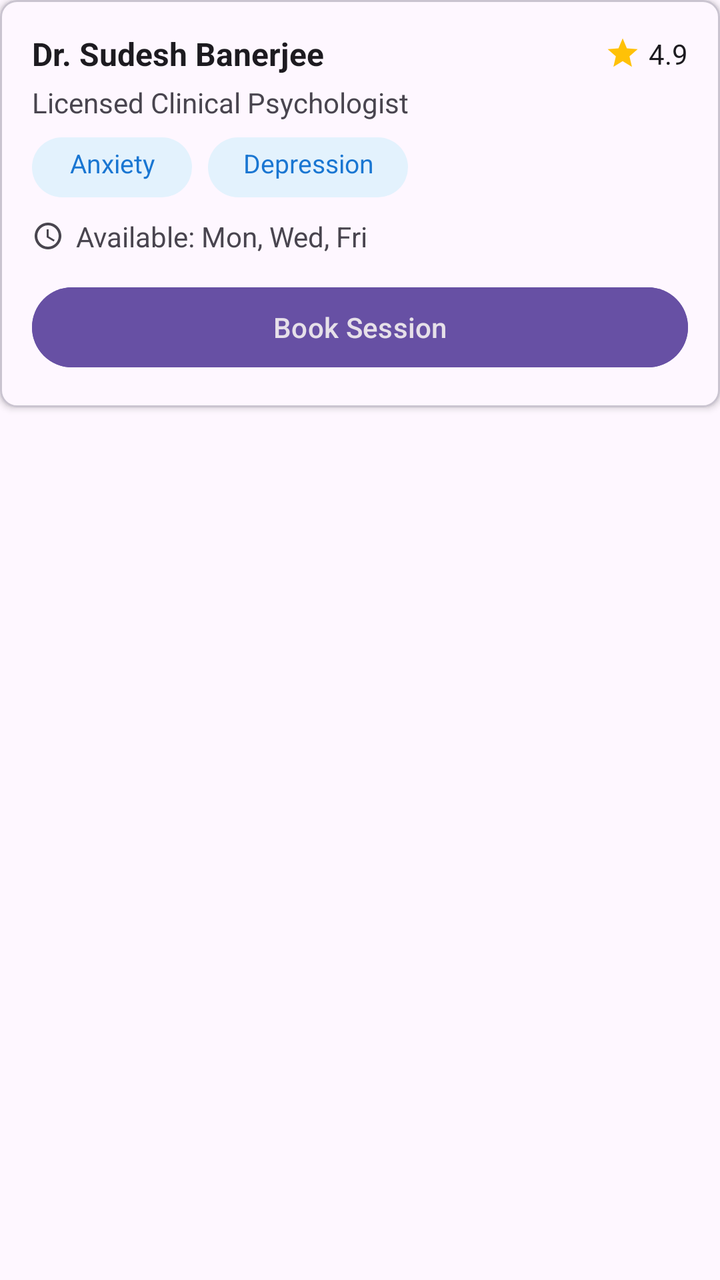
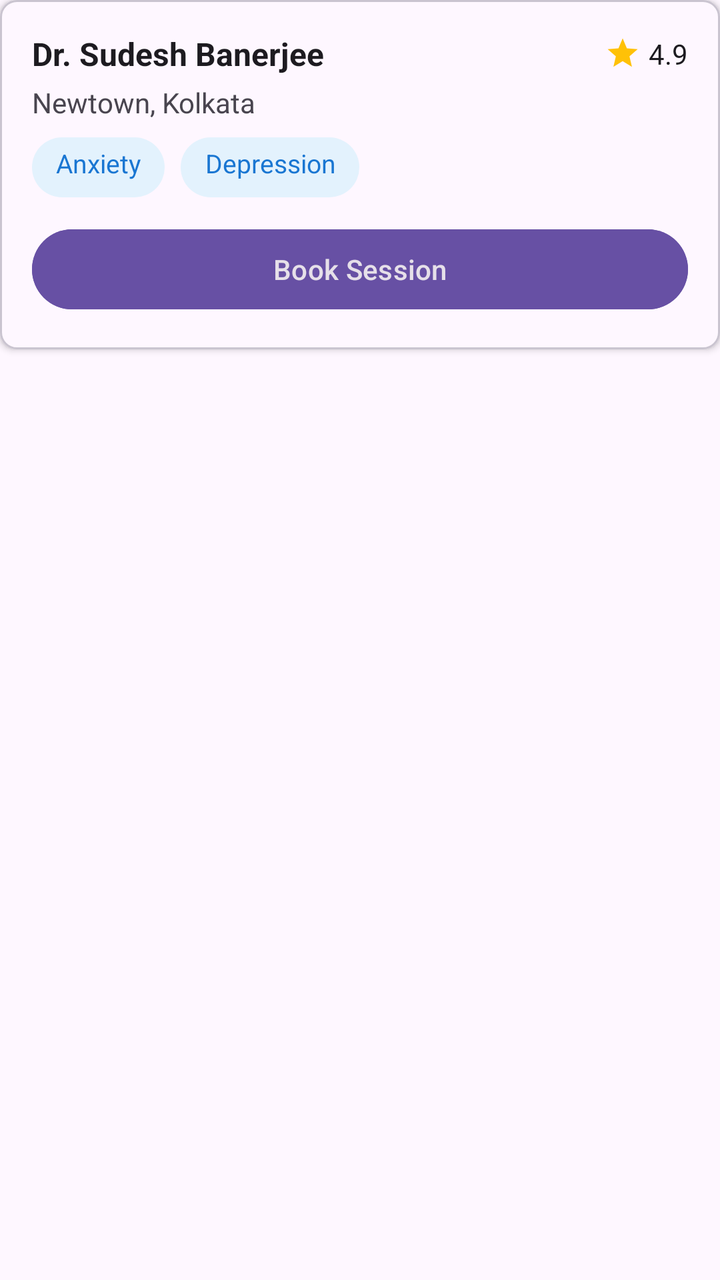

Two renders of the same Android screen: before a commit and after it. Below are the layout's source before the change and the commit's diff.
<!-- AndroidManifest.xml: application theme Theme.ThodaSukoon -->
<!-- res/layout/doctor_info.xml -->
<?xml version="1.0" encoding="utf-8"?>
<androidx.constraintlayout.widget.ConstraintLayout xmlns:android="http://schemas.android.com/apk/res/android"
    xmlns:tools="http://schemas.android.com/tools"
    android:layout_width="match_parent"
    android:layout_height="wrap_content"
    xmlns:app="http://schemas.android.com/apk/res-auto">

    <LinearLayout
        android:layout_width="match_parent"
        android:layout_height="wrap_content"
        android:orientation="vertical"
        android:background="@drawable/card_bg"
        android:padding="16dp"
        android:elevation="2dp"
        tools:ignore="MissingConstraints">

        
        <LinearLayout
            android:layout_width="match_parent"
            android:layout_height="wrap_content"
            android:orientation="horizontal"
            android:gravity="center_vertical">

            <TextView
                android:layout_width="0dp"
                android:layout_height="wrap_content"
                android:layout_weight="1"
                android:text="Dr. Sudesh Banerjee"
                android:textStyle="bold"
                android:textSize="16sp"
                android:textColor="?android:attr/textColorPrimary" />

            
            <LinearLayout
                android:layout_width="wrap_content"
                android:layout_height="wrap_content"
                android:orientation="horizontal"
                android:gravity="center_vertical">

                <ImageView
                    android:layout_width="18dp"
                    android:layout_height="18dp"
                    android:src="@drawable/ic_star"
                    app:tint="#FFC107" />

                <TextView
                    android:layout_width="wrap_content"
                    android:layout_height="wrap_content"
                    android:text="4.9"
                    android:textSize="14sp"
                    android:textColor="?android:attr/textColorPrimary"
                    android:layout_marginStart="4dp" />
            </LinearLayout>
        </LinearLayout>

        
        <TextView
            android:layout_width="wrap_content"
            android:layout_height="wrap_content"
            android:text="Licensed Clinical Psychologist"
            android:textSize="14sp"
            android:textColor="?android:attr/textColorSecondary"
            android:layout_marginTop="4dp" />

        
        <LinearLayout
            android:layout_width="match_parent"
            android:layout_height="wrap_content"
            android:orientation="horizontal"
            android:layout_marginTop="8dp">

            <TextView
                style="@style/TagStyle"
                android:text="Anxiety"
                android:textAlignment="center"
                android:layout_width="80dp"
                android:layout_height="30dp" />

            <TextView
                style="@style/TagStyle"
                android:layout_marginStart="8dp"
                android:text="Depression"
                android:textAlignment="center"
                android:layout_width="100dp"
                android:layout_height="30dp" />
        </LinearLayout>

        
        <LinearLayout
            android:layout_width="wrap_content"
            android:layout_height="wrap_content"
            android:orientation="horizontal"
            android:layout_marginTop="10dp"
            android:gravity="center_vertical">

            <ImageView
                android:layout_width="16dp"
                android:layout_height="16dp"
                android:src="@drawable/ic_clock"
                app:tint="?android:attr/textColorSecondary" />

            <TextView
                android:layout_width="wrap_content"
                android:layout_height="wrap_content"
                android:text="Available: Mon, Wed, Fri"
                android:textSize="14sp"
                android:textColor="?android:attr/textColorSecondary"
                android:layout_marginStart="6dp" />
        </LinearLayout>

        
        <Button
            android:layout_width="match_parent"
            android:layout_height="wrap_content"
            android:text="Book Session"
            android:backgroundTint="?attr/colorPrimary"
            android:textColor="?android:attr/textColorPrimaryInverse"
            android:layout_marginTop="12dp"
            android:padding="10dp"
            android:fontFamily="sans-serif-medium" />
    </LinearLayout>

</androidx.constraintlayout.widget.ConstraintLayout>
<!-- resources referenced by this layout -->
<resources>
  <!-- drawable card_bg (drawable) -->
  <shape xmlns:android="http://schemas.android.com/apk/res/android"
      android:shape="rectangle">
  
      
      <solid android:color="?attr/colorSurface" />
  
      
      <corners android:radius="8dp" />
  
      
      <stroke
          android:width="1dp"
          android:color="?attr/colorOutlineVariant" />
  </shape>
  <!-- drawable ic_clock (drawable) -->
  <vector xmlns:android="http://schemas.android.com/apk/res/android"
      android:width="24dp"
      android:height="24dp"
      android:viewportWidth="24"
      android:viewportHeight="24"
      android:tint="#666666"> 
  
      <path
          android:fillColor="@android:color/white"
          android:pathData="M12,2C6.48,2 2,6.48 2,12s4.48,10 10,10 10,-4.48 10,-10S17.52,2 12,2zM12,20c-4.41,0 -8,-3.59 -8,-8s3.59,-8 8,-8 8,3.59 8,8 -3.59,8 -8,8zM12.5,7H11v6l5.25,3.15 0.75,-1.23 -4.5,-2.67z"/>
  </vector>
  <!-- drawable ic_star (drawable) -->
  <vector xmlns:android="http://schemas.android.com/apk/res/android"
      android:width="24dp"
      android:height="24dp"
      android:viewportWidth="24"
      android:viewportHeight="24"
      android:tint="#FFC107"> 
  
      <path
          android:fillColor="@android:color/white"
          android:pathData="M12,17.27L18.18,21l-1.64,-7.03L22,9.24l-7.19,-0.61L12,2 9.19,8.63 2,9.24l5.46,4.73L5.82,21z"/>
  </vector>
  <style name="TagStyle">
          <item name="android:background">@drawable/tag_bg</item>
          <item name="android:paddingLeft">10dp</item>
          <item name="android:paddingRight">10dp</item>
          <item name="android:paddingTop">4dp</item>
          <item name="android:paddingBottom">4dp</item>
          <item name="android:textSize">13sp</item>
          <item name="android:textColor">#1976D2</item>
      </style>
  <style name="Theme.ThodaSukoon" parent="Base.Theme.ThodaSukoon" />
  <!-- drawable tag_bg (drawable) -->
  <shape xmlns:android="http://schemas.android.com/apk/res/android"
      android:shape="rectangle">
      <solid android:color="#E3F2FD"/> 
      <corners android:radius="16dp"/>
  </shape>
  <style name="Base.Theme.ThodaSukoon" parent="Theme.Material3.DayNight.NoActionBar">
          
          
      </style>
</resources>

<!-- the commit's change to res/layout/doctor_info.xml (unified diff, before → after) -->
@@ -22,6 +22,7 @@
             android:gravity="center_vertical">
 
             <TextView
+                android:id="@+id/doctor_name"
                 android:layout_width="0dp"
                 android:layout_height="wrap_content"
                 android:layout_weight="1"
@@ -32,6 +33,7 @@
 
             
             <LinearLayout
+                android:id="@+id/rating_layout"
                 android:layout_width="wrap_content"
                 android:layout_height="wrap_content"
                 android:orientation="horizontal"
@@ -44,6 +46,7 @@
                     app:tint="#FFC107" />
 
                 <TextView
+                    android:id="@+id/doctor_rating"
                     android:layout_width="wrap_content"
                     android:layout_height="wrap_content"
                     android:text="4.9"
@@ -55,43 +58,53 @@
 
         
         <TextView
+            android:id="@+id/doctor_address"
             android:layout_width="wrap_content"
             android:layout_height="wrap_content"
-            android:text="Licensed Clinical Psychologist"
+            android:text="Newtown, Kolkata"
             android:textSize="14sp"
             android:textColor="?android:attr/textColorSecondary"
             android:layout_marginTop="4dp" />
 
         
         <LinearLayout
+            android:id="@+id/tags_container"
             android:layout_width="match_parent"
             android:layout_height="wrap_content"
             android:orientation="horizontal"
             android:layout_marginTop="8dp">
 
             <TextView
+                android:id="@+id/tag1"
                 style="@style/TagStyle"
                 android:text="Anxiety"
                 android:textAlignment="center"
-                android:layout_width="80dp"
+                android:layout_width="wrap_content"
+                android:paddingStart="12dp"
+                android:paddingEnd="12dp"
                 android:layout_height="30dp" />
 
             <TextView
+                android:id="@+id/tag2"
                 style="@style/TagStyle"
                 android:layout_marginStart="8dp"
                 android:text="Depression"
                 android:textAlignment="center"
-                android:layout_width="100dp"
+                android:layout_width="wrap_content"
+                android:paddingStart="12dp"
+                android:paddingEnd="12dp"
                 android:layout_height="30dp" />
         </LinearLayout>
 
         
         <LinearLayout
+            android:id="@+id/availability_layout"
             android:layout_width="wrap_content"
             android:layout_height="wrap_content"
             android:orientation="horizontal"
             android:layout_marginTop="10dp"
-            android:gravity="center_vertical">
+            android:gravity="center_vertical"
+            android:visibility="gone">
 
             <ImageView
                 android:layout_width="16dp"
@@ -110,6 +123,7 @@
 
         
         <Button
+            android:id="@+id/book_button"
             android:layout_width="match_parent"
             android:layout_height="wrap_content"
             android:text="Book Session"
